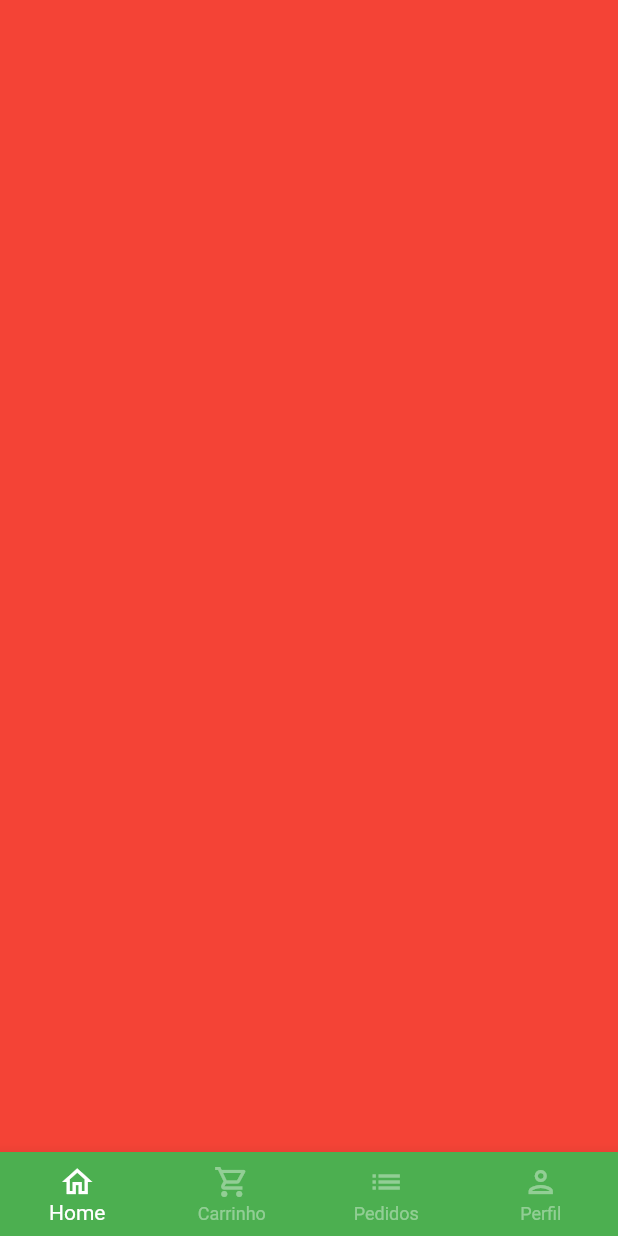
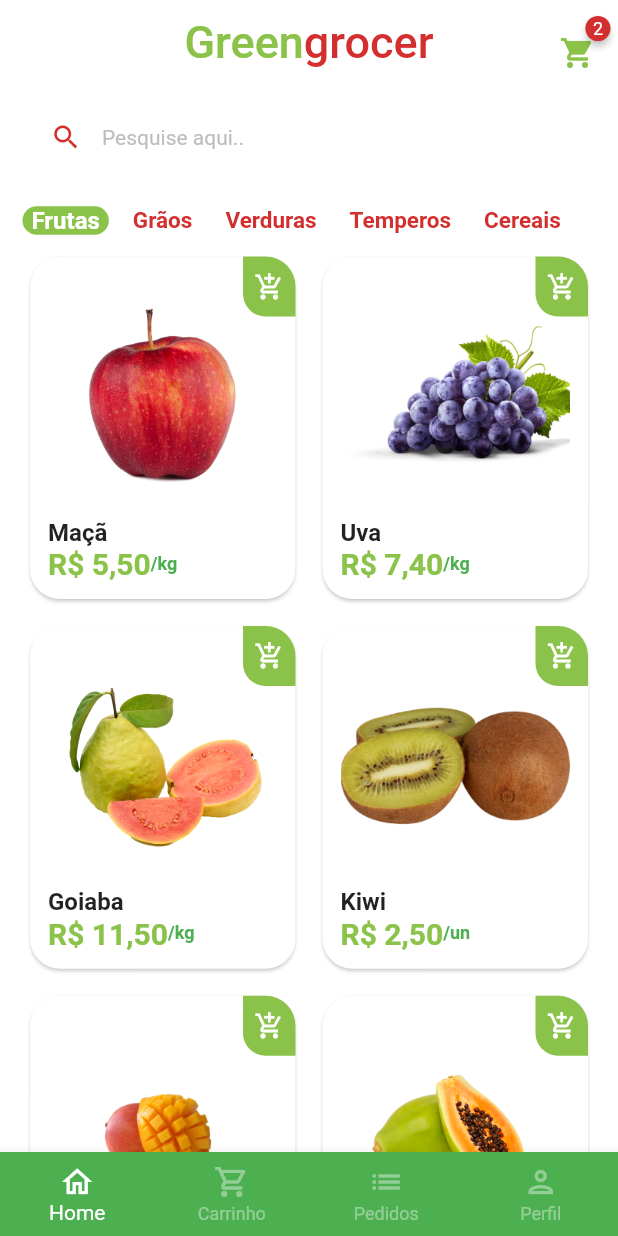
Before and after one commit to thiiagofernando/quitanda, a Flutter app: the screen it shows after launch, after a tap on "Entrar", on a phone screen of 412 x 824 dp. Run offline on Flutter 3.47's test engine with Material 2 defaults, Android fonts, the phone set to English and light mode, and no system bars; drawn by our look-alikes of badges; our stand-ins replace animated_text_kit, mask_text_input_formatter.

Commit message:
Criado ItemTitle e HomePage

```diff
--- a/lib/main.dart
+++ b/lib/main.dart
@@ -1,6 +1,6 @@
 import 'package:flutter/material.dart';
 
-import 'src/auth/sign_in_screen.dart';
+import 'src/pages/auth/sign_in_screen.dart';
 
 void main() {
   runApp(const MyApp());
@@ -16,6 +16,7 @@ class MyApp extends StatelessWidget {
       debugShowCheckedModeBanner: false,
       theme: ThemeData(
         primarySwatch: Colors.green,
+        scaffoldBackgroundColor: Colors.white.withAlpha(190),
       ),
       home: const SignInScreen(),
     );
--- /dev/null
+++ b/lib/src/config/app_data.dart
@@ -0,0 +1,74 @@
+import '../models/item_model.dart';
+
+ItemModel apple = ItemModel(
+  description:
+      'A melhor maçã da região e que conta com o melhor preço de qualquer quitanda. Este item conta com vitaminas essenciais para o fortalecimento corporal, resultando em uma vida saudável.',
+  imgUrl: 'assets/fruits/apple.png',
+  itemName: 'Maçã',
+  price: 5.5,
+  unit: 'kg',
+);
+
+ItemModel grape = ItemModel(
+  imgUrl: 'assets/fruits/grape.png',
+  itemName: 'Uva',
+  price: 7.4,
+  unit: 'kg',
+  description:
+      'A melhor uva da região e que conta com o melhor preço de qualquer quitanda. Este item conta com vitaminas essenciais para o fortalecimento corporal, resultando em uma vida saudável.',
+);
+
+ItemModel guava = ItemModel(
+  imgUrl: 'assets/fruits/guava.png',
+  itemName: 'Goiaba',
+  price: 11.5,
+  unit: 'kg',
+  description:
+      'A melhor goiaba da região e que conta com o melhor preço de qualquer quitanda. Este item conta com vitaminas essenciais para o fortalecimento corporal, resultando em uma vida saudável.',
+);
+
+ItemModel kiwi = ItemModel(
+  imgUrl: 'assets/fruits/kiwi.png',
+  itemName: 'Kiwi',
+  price: 2.5,
+  unit: 'un',
+  description:
+      'O melhor kiwi da região e que conta com o melhor preço de qualquer quitanda. Este item conta com vitaminas essenciais para o fortalecimento corporal, resultando em uma vida saudável.',
+);
+
+ItemModel manga = ItemModel(
+  imgUrl: 'assets/fruits/manga.png',
+  itemName: 'Manga',
+  price: 2.5,
+  unit: 'un',
+  description:
+      'A melhor manga da região e que conta com o melhor preço de qualquer quitanda. Este item conta com vitaminas essenciais para o fortalecimento corporal, resultando em uma vida saudável.',
+);
+
+ItemModel papaya = ItemModel(
+  imgUrl: 'assets/fruits/papaya.png',
+  itemName: 'Mamão papaya',
+  price: 8,
+  unit: 'kg',
+  description:
+      'O melhor mamão da região e que conta com o melhor preço de qualquer quitanda. Este item conta com vitaminas essenciais para o fortalecimento corporal, resultando em uma vida saudável.',
+);
+
+// Lista de produtos
+List<ItemModel> items = [
+  apple,
+  grape,
+  guava,
+  kiwi,
+  manga,
+  papaya,
+];
+
+// Lista de categorias
+List<String> categorias = [
+  'Frutas',
+  'Grãos',
+  'Verduras',
+  'Temperos',
+  'Cereais',
+];
--- /dev/null
+++ b/lib/src/models/item_model.dart
@@ -0,0 +1,15 @@
+class ItemModel {
+  String itemName;
+  String imgUrl;
+  String unit;
+  double price;
+  String description;
+
+  ItemModel({
+    required this.itemName,
+    required this.imgUrl,
+    required this.unit,
+    required this.price,
+    required this.description,
+  });
+}
--- a/lib/src/auth/sign_in_screen.dart
+++ b/lib/src/pages/auth/sign_in_screen.dart
@@ -1,9 +1,9 @@
 import 'package:animated_text_kit/animated_text_kit.dart';
 import 'package:flutter/material.dart';
-import 'package:greengrocer/src/auth/sign_up_screen.dart';
-import 'package:greengrocer/src/base/base_screen.dart';
+import 'package:greengrocer/src/pages/auth/sign_up_screen.dart';
+import 'package:greengrocer/src/pages/base/base_screen.dart';
 
-import '../config/custom_colors.dart';
+import '../../config/custom_colors.dart';
 import 'components/custom_text_field.dart';
 
 class SignInScreen extends StatelessWidget {
--- a/lib/src/base/base_screen.dart
+++ b/lib/src/pages/base/base_screen.dart
@@ -1,15 +1,38 @@
 import 'package:flutter/material.dart';
 
-class BaseScreen extends StatelessWidget {
+import '../home/home_tab.dart';
+
+class BaseScreen extends StatefulWidget {
   const BaseScreen({super.key});
 
   @override
+  State<BaseScreen> createState() => _BaseScreenState();
+}
+
+class _BaseScreenState extends State<BaseScreen> {
+  int currentIndex = 0;
+  final pageController = PageController();
+  @override
   Widget build(BuildContext context) {
     return Scaffold(
-      body: Container(
-        color: Colors.red,
+      body: PageView(
+        controller: pageController,
+        physics: const NeverScrollableScrollPhysics(),
+        children: [
+          const HomeTab(),
+          Container(color: Colors.yellow),
+          Container(color: Colors.blue),
+          Container(color: Colors.purple),
+        ],
       ),
       bottomNavigationBar: BottomNavigationBar(
+        currentIndex: currentIndex,
+        onTap: (index) {
+          setState(() {
+            currentIndex = index;
+            pageController.jumpToPage(index);
+          });
+        },
         type: BottomNavigationBarType.fixed,
         selectedItemColor: Colors.white,
         unselectedItemColor: Colors.white.withAlpha(100),
--- /dev/null
+++ b/lib/src/pages/home/components/category_title.dart
@@ -0,0 +1,36 @@
+import 'dart:ui';
+
+import 'package:flutter/material.dart';
+import 'package:greengrocer/src/config/custom_colors.dart';
+
+class CategoryTitle extends StatelessWidget {
+  final String categoy;
+  final bool isSelected;
+  final VoidCallback onPressed;
+  const CategoryTitle(
+      {super.key, required this.categoy, required this.isSelected, required this.onPressed});
+
+  @override
+  Widget build(BuildContext context) {
+    return GestureDetector(
+      onTap: onPressed,
+      child: Align(
+        alignment: Alignment.center,
+        child: Container(
+          padding: const EdgeInsets.symmetric(horizontal: 6),
+          decoration: BoxDecoration(
+            borderRadius: BorderRadius.circular(10),
+            color: isSelected ? CustomColors.customSwatchColor : Colors.transparent,
+          ),
+          child: Text(
+            categoy,
+            style: TextStyle(
+                color: isSelected ? Colors.white : CustomColors.customContrastColor,
+                fontWeight: FontWeight.bold,
+                fontSize: isSelected ? 16 : 15),
+          ),
+        ),
+      ),
+    );
+  }
+}
--- /dev/null
+++ b/lib/src/pages/home/components/item_title.dart
@@ -0,0 +1,90 @@
+import 'package:flutter/material.dart';
+import 'package:greengrocer/src/config/custom_colors.dart';
+import 'package:greengrocer/src/models/item_model.dart';
+
+import '../../../services/utils_services.dart';
+
+class ItemTitle extends StatelessWidget {
+  ItemTitle({super.key, required this.item});
+
+  final ItemModel item;
+  final UtilsServices utilsServices = UtilsServices();
+  @override
+  Widget build(BuildContext context) {
+    return Stack(
+      children: [
+        Card(
+          elevation: 1,
+          shadowColor: Colors.grey.shade300,
+          shape: RoundedRectangleBorder(
+            borderRadius: BorderRadius.circular(20),
+          ),
+          child: Padding(
+            padding: const EdgeInsets.all(12.0),
+            child: Column(
+              crossAxisAlignment: CrossAxisAlignment.stretch,
+              children: [
+                // Imagem
+                Expanded(
+                  child: Image.asset(item.imgUrl),
+                ),
+                // Nome Produto
+                Text(
+                  item.itemName,
+                  style: const TextStyle(
+                    fontSize: 16,
+                    fontWeight: FontWeight.bold,
+                  ),
+                ),
+                Row(
+                  children: [
+                    Text(
+                      utilsServices.priceToCurrency(item.price),
+                      style: TextStyle(
+                        fontWeight: FontWeight.bold,
+                        fontSize: 20,
+                        color: CustomColors.customSwatchColor,
+                      ),
+                    ),
+                    Text(
+                      '/${item.unit}',
+                      style: TextStyle(
+                        color: Colors.green.shade500,
+                        fontWeight: FontWeight.bold,
+                        fontSize: 12,
+                      ),
+                    ),
+                  ],
+                ),
+                // Preco - Unidade
+              ],
+            ),
+          ),
+        ),
+        Positioned(
+          top: 4,
+          right: 4,
+          child: GestureDetector(
+            onTap: () {},
+            child: Container(
+              decoration: BoxDecoration(
+                color: CustomColors.customSwatchColor,
+                borderRadius: const BorderRadius.only(
+                  bottomLeft: Radius.circular(15),
+                  topRight: Radius.circular(20),
+                ),
+              ),
+              height: 40,
+              width: 35,
+              child: const Icon(
+                Icons.add_shopping_cart_outlined,
+                color: Colors.white,
+                size: 20,
+              ),
+            ),
+          ),
+        ),
+      ],
+    );
+  }
+}
--- /dev/null
+++ b/lib/src/pages/home/home_tab.dart
@@ -0,0 +1,140 @@
+import 'package:badges/badges.dart';
+import 'package:flutter/material.dart';
+import 'package:greengrocer/src/config/custom_colors.dart';
+import 'package:greengrocer/src/config/app_data.dart' as app_data;
+import 'components/category_title.dart';
+import 'components/item_title.dart';
+
+class HomeTab extends StatefulWidget {
+  const HomeTab({super.key});
+
+  @override
+  State<HomeTab> createState() => _HomeTabState();
+}
+
+class _HomeTabState extends State<HomeTab> {
+  String selectedCategory = 'Frutas';
+
+  @override
+  Widget build(BuildContext context) {
+    return Scaffold(
+      // AppBar
+      appBar: AppBar(
+        backgroundColor: Colors.transparent,
+        elevation: 0,
+        centerTitle: true,
+        title: Text.rich(
+          TextSpan(
+            style: const TextStyle(fontSize: 30),
+            children: [
+              TextSpan(text: 'Green', style: TextStyle(color: CustomColors.customSwatchColor)),
+              TextSpan(text: 'grocer', style: TextStyle(color: CustomColors.customContrastColor)),
+            ],
+          ),
+        ),
+        actions: [
+          Padding(
+            padding: const EdgeInsets.only(
+              top: 15,
+              right: 15,
+            ),
+            child: GestureDetector(
+              onTap: () {
+                print("gesture");
+              },
+              child: Badge(
+                badgeColor: CustomColors.customContrastColor,
+                badgeContent: const Text(
+                  '2',
+                  style: TextStyle(
+                    color: Colors.white,
+                    fontSize: 12,
+                  ),
+                ),
+                child: Icon(
+                  Icons.shopping_cart,
+                  color: CustomColors.customSwatchColor,
+                ),
+              ),
+            ),
+          ),
+        ],
+      ),
+      body: Column(
+        children: [
+          // Campo pesquisa
+          Padding(
+            padding: const EdgeInsets.symmetric(
+              horizontal: 20,
+              vertical: 10,
+            ),
+            child: TextFormField(
+              decoration: InputDecoration(
+                filled: true,
+                fillColor: Colors.white,
+                isDense: true,
+                hintText: 'Pesquise aqui..',
+                hintStyle: TextStyle(
+                  color: Colors.grey.shade400,
+                  fontSize: 14,
+                ),
+                prefixIcon: Icon(
+                  Icons.search,
+                  color: CustomColors.customContrastColor,
+                  size: 21,
+                ),
+                border: OutlineInputBorder(
+                  borderRadius: BorderRadius.circular(60),
+                  borderSide: const BorderSide(
+                    width: 0,
+                    style: BorderStyle.none,
+                  ),
+                ),
+              ),
+            ),
+          ),
+          // Categorias
+          Container(
+            padding: const EdgeInsets.only(left: 15),
+            height: 40,
+            child: ListView.separated(
+              scrollDirection: Axis.horizontal,
+              itemBuilder: (_, index) {
+                return CategoryTitle(
+                  onPressed: () {
+                    setState(() {
+                      selectedCategory = app_data.categorias[index];
+                    });
+                  },
+                  categoy: app_data.categorias[index],
+                  isSelected: app_data.categorias[index] == selectedCategory,
+                );
+              },
+              separatorBuilder: (_, index) => const SizedBox(width: 10),
+              itemCount: app_data.categorias.length,
+            ),
+          ),
+          //Grid
+          Expanded(
+            child: GridView.builder(
+              padding: const EdgeInsets.fromLTRB(16, 0, 16, 16),
+              physics: const BouncingScrollPhysics(),
+              gridDelegate: const SliverGridDelegateWithFixedCrossAxisCount(
+                crossAxisCount: 2,
+                mainAxisSpacing: 10,
+                crossAxisSpacing: 10,
+                childAspectRatio: 9 / 11.5,
+              ),
+              itemCount: app_data.items.length,
+              itemBuilder: (_, index) {
+                return ItemTitle(
+                  item: app_data.items[index],
+                );
+              },
+            ),
+          ),
+        ],
+      ),
+    );
+  }
+}
--- /dev/null
+++ b/lib/src/services/utils_services.dart
@@ -0,0 +1,9 @@
+import 'package:intl/intl.dart';
+
+class UtilsServices {
+  String priceToCurrency(double price) {
+    NumberFormat numberFormat = NumberFormat.simpleCurrency(locale: 'pt_BR');
+
+    return numberFormat.format(price);
+  }
+}
--- a/pubspec.yaml
+++ b/pubspec.yaml
@@ -38,6 +38,8 @@ dependencies:
   cupertino_icons: ^1.0.2
   animated_text_kit: ^4.2.2
   mask_text_input_formatter: ^2.4.0
+  badges: ^2.0.3
+  intl: ^0.18.0
 
 dev_dependencies:
   flutter_test:
@@ -62,8 +64,8 @@ flutter:
   uses-material-design: true
 
   # To add assets to your application, add an assets section, like this:
-  # assets:
-  #   - images/a_dot_burr.jpeg
+  assets:
+    - assets/fruits/
   #   - images/a_dot_ham.jpeg
 
   # An image asset can refer to one or more resolution-specific "variants", see
```
Also changed, not shown: assets/fruits/apple.png (added), assets/fruits/grape.png (added), assets/fruits/guava.png (added), assets/fruits/kiwi.png (added), assets/fruits/manga.png (added), assets/fruits/papaya.png (added), lib/src/pages/auth/components/custom_text_field.dart (renamed from lib/src/auth/components/custom_text_field.dart), lib/src/pages/auth/sign_up_screen.dart (renamed from lib/src/auth/sign_up_screen.dart).
